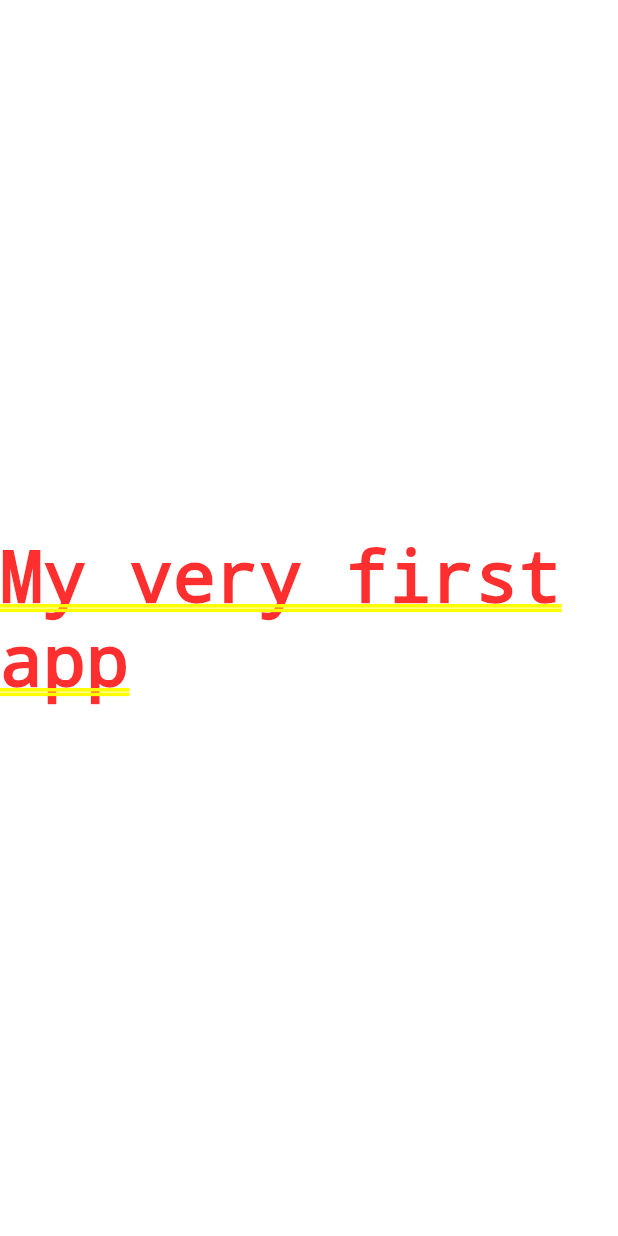
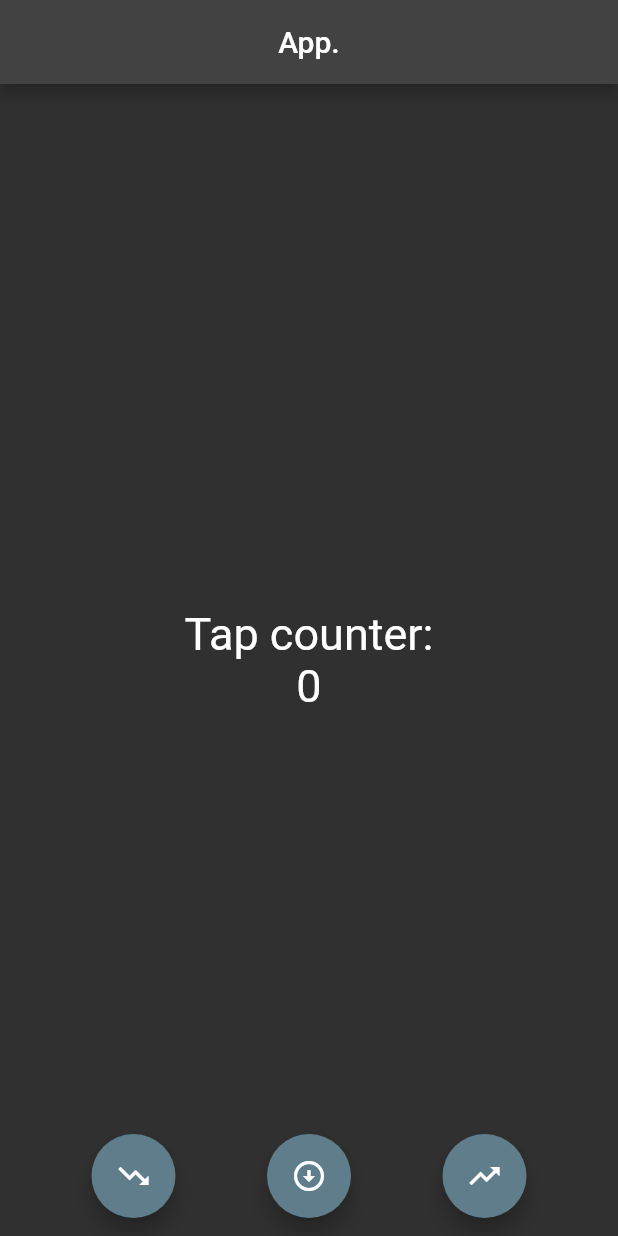
Before and after one commit to Cesar98/Prep-Flutter, a Flutter app: the screen it shows after launch, on a phone screen of 412 x 824 dp. Run offline on Flutter 3.47's test engine with Material 2 defaults, Android fonts, the phone set to English and light mode, and no system bars.

Commit message:
Counter app finished

```diff
--- a/project1/lib/main.dart
+++ b/project1/lib/main.dart
@@ -1,4 +1,6 @@
 import 'package:flutter/material.dart';
+import 'package:project1/screens/counter_screen.dart';
+// import 'package:project1/screens/home_screen.dart';
 
 void main() {
   runApp(const MyApp());
@@ -9,6 +11,9 @@ class MyApp extends StatelessWidget {
 
   @override
   Widget build(BuildContext context) {
-    return const MaterialApp(home: Center(child: Text('My very first app')));
+    return MaterialApp(
+        theme: ThemeData.dark(),
+        debugShowCheckedModeBanner: false,
+        home: const CounterScreen());
   }
 }
--- /dev/null
+++ b/project1/lib/screens/counter_screen.dart
@@ -0,0 +1,82 @@
+import 'package:flutter/material.dart';
+
+class CounterScreen extends StatefulWidget {
+  const CounterScreen({Key? key}) : super(key: key);
+
+  @override
+  State<CounterScreen> createState() => _CounterScreenState();
+}
+
+class _CounterScreenState extends State<CounterScreen> {
+  int counter = 0;
+
+  void increase() => setState(() => counter++);
+  void decrease() => setState(() => counter--);
+  void setCero() => setState(() => counter = 0);
+
+  @override
+  Widget build(BuildContext context) {
+    const styleMsg = TextStyle(fontSize: 30);
+
+    return Scaffold(
+      appBar: AppBar(
+        centerTitle: true,
+        title: const Text('App.'),
+      ),
+      body: Center(
+        child: Column(
+          mainAxisAlignment: MainAxisAlignment.center,
+          children: [
+            const Text('Tap counter:', style: styleMsg),
+            Text(
+              '$counter',
+              style: styleMsg,
+            ),
+          ],
+        ),
+      ),
+      floatingActionButtonLocation:
+          FloatingActionButtonLocation.miniCenterFloat,
+      floatingActionButton: CustomFloatingButtons(
+          increaseFn: increase, decreaseFn: decrease, setCeroFn: setCero),
+    );
+  }
+}
+
+class CustomFloatingButtons extends StatelessWidget {
+  final Function increaseFn;
+  final Function decreaseFn;
+  final Function setCeroFn;
+
+  const CustomFloatingButtons(
+      {Key? key,
+      required this.increaseFn,
+      required this.decreaseFn,
+      required this.setCeroFn})
+      : super(key: key);
+
+  @override
+  Widget build(BuildContext context) {
+    return Row(
+      mainAxisAlignment: MainAxisAlignment.spaceEvenly,
+      children: [
+        FloatingActionButton(
+          child: const Icon(Icons.trending_down_outlined, color: Colors.white),
+          backgroundColor: Colors.blueGrey,
+          onPressed: () => decreaseFn(),
+        ),
+        FloatingActionButton(
+          child:
+              const Icon(Icons.arrow_circle_down_outlined, color: Colors.white),
+          backgroundColor: Colors.blueGrey,
+          onPressed: () => setCeroFn(),
+        ),
+        FloatingActionButton(
+          child: const Icon(Icons.trending_up_outlined, color: Colors.white),
+          backgroundColor: Colors.blueGrey,
+          onPressed: () => increaseFn(),
+        ),
+      ],
+    );
+  }
+}
```
Also changed, not shown: project1/lib/screens/home_screen.dart (added, +36 -0 lines).
